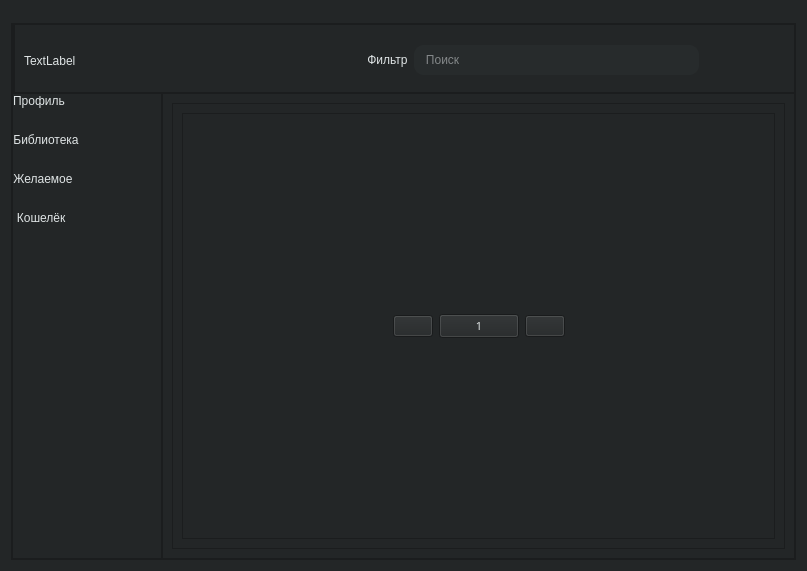
Old version of the form AppUi/menuUI/main_menu_window_UI.ui in the repository ToniTrum/My_EGS.
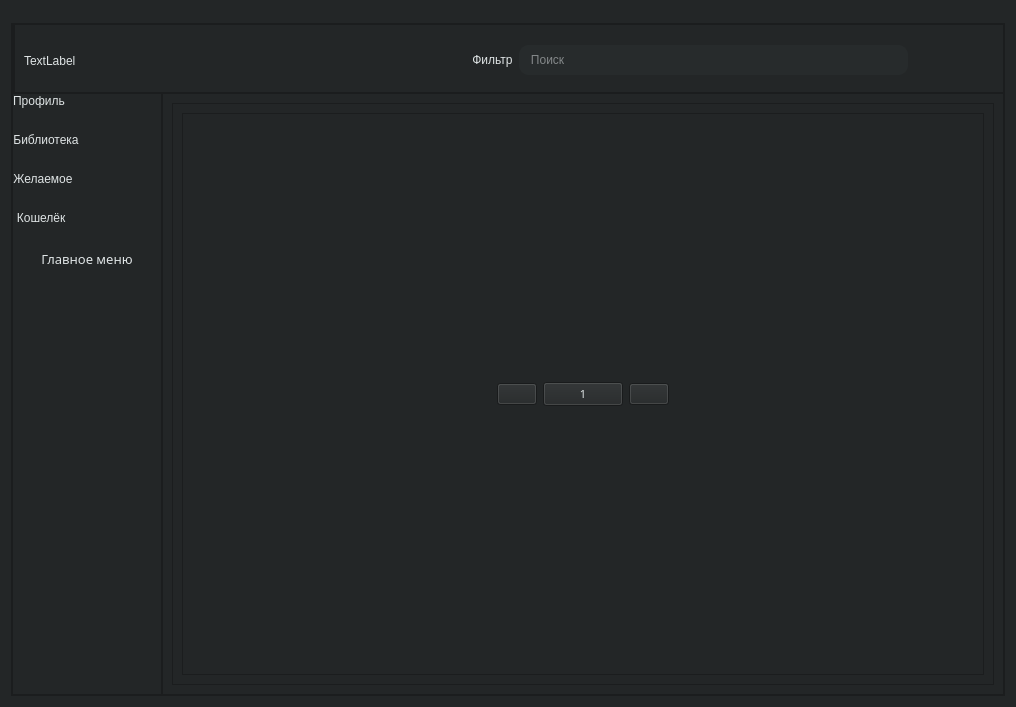
New version of the form. Icons and pictures are not drawn.

Commit message: Made button

```diff
--- a/AppUi/menuUI/main_menu_window_UI.ui
+++ b/AppUi/menuUI/main_menu_window_UI.ui
@@ -6,8 +6,8 @@
    <rect>
     <x>0</x>
     <y>0</y>
-    <width>807</width>
-    <height>571</height>
+    <width>1016</width>
+    <height>707</height>
    </rect>
   </property>
   <property name="windowTitle">
@@ -490,6 +490,67 @@
               </property>
              </widget>
             </item>
+            <item>
+             <spacer name="verticalSpacer_5">
+              <property name="orientation">
+               <enum>Qt::Vertical</enum>
+              </property>
+              <property name="sizeType">
+               <enum>QSizePolicy::Preferred</enum>
+              </property>
+              <property name="sizeHint" stdset="0">
+               <size>
+                <width>20</width>
+                <height>25</height>
+               </size>
+              </property>
+             </spacer>
+            </item>
+            <item>
+             <widget class="QPushButton" name="pushButton">
+              <property name="font">
+               <font>
+                <family>Yu Gothic UI Semibold</family>
+                <pointsize>10</pointsize>
+                <weight>7</weight>
+                <italic>false</italic>
+                <bold>false</bold>
+               </font>
+              </property>
+              <property name="toolTipDuration">
+               <number>-1</number>
+              </property>
+              <property name="layoutDirection">
+               <enum>Qt::LeftToRight</enum>
+              </property>
+              <property name="autoFillBackground">
+               <bool>false</bool>
+              </property>
+              <property name="styleSheet">
+               <string notr="true">color:rgb(223, 228, 229);
+border-radius: 10%;
+font: 63 10pt &quot;Yu Gothic UI Semibold&quot;;
+border: 2px silid rgb(224, 229, 230);
+</string>
+              </property>
+              <property name="text">
+               <string>Главное меню</string>
+              </property>
+              <property name="icon">
+               <iconset resource="icon.qrc">
+                <normaloff>:/icon/icon/apps.svg</normaloff>:/icon/icon/apps.svg</iconset>
+              </property>
+              <property name="iconSize">
+               <size>
+                <width>29</width>
+                <height>29</height>
+               </size>
+              </property>
+              <property name="flat">
+               <bool>true</bool>
+              </property>
+             </widget>
+            </item>
             <item>
              <spacer name="verticalSpacer">
               <property name="orientation">
@@ -558,8 +619,8 @@
                 <rect>
                  <x>0</x>
                  <y>0</y>
-                 <width>613</width>
-                 <height>448</height>
+                 <width>792</width>
+                 <height>551</height>
                 </rect>
                </property>
                <layout class="QVBoxLayout" name="verticalLayout_4">
```
The commit also changes 2 other files.
